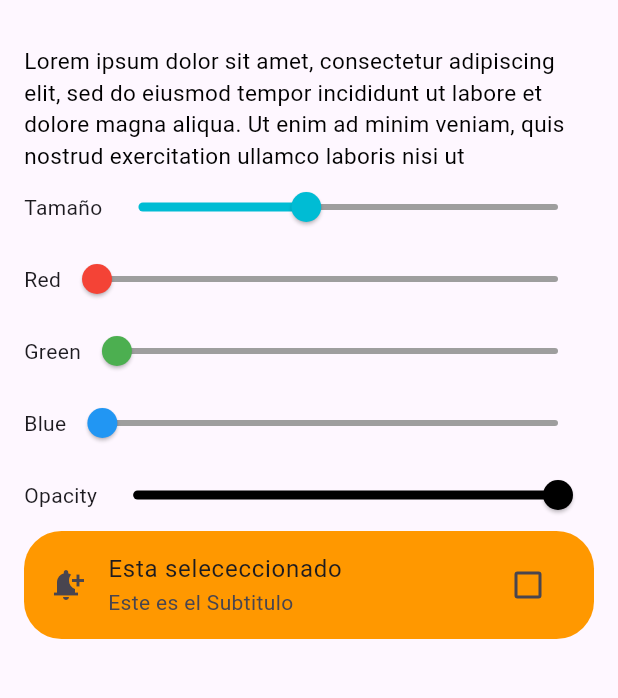
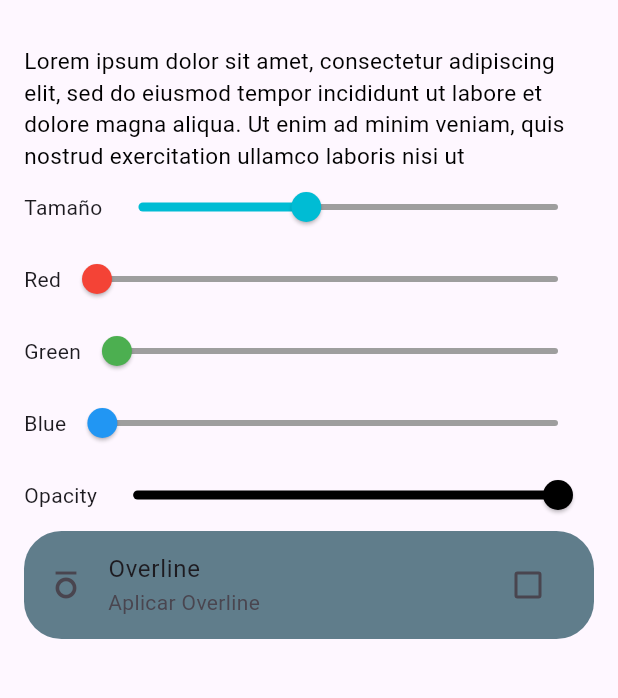
Before and after one commit to fr4nsgallegos/imcappg12, a Flutter app: the screen it shows after launch, on a phone screen of 412 x 824 dp, the part 63-761 px from its top. Run offline on Flutter 3.47's test engine with Material 3 defaults, Android fonts, the phone set to English and light mode, and no system bars.

Commit message:
overline

```diff
--- a/lib/pages/home_page.dart
+++ b/lib/pages/home_page.dart
@@ -10,6 +10,8 @@ class _HomePageState extends State<HomePage> {
   double red = 0, green = 0, blue = 0, opacity = 1.0;
   bool? isChecked = false;
   double fontSize = 15;
+
+  bool isOverline = false;
 
   Widget buildSliderRow(
     double variable,
@@ -68,6 +70,8 @@ class _HomePageState extends State<HomePage> {
                   blue.toInt(),
                   opacity,
                 ),
+                decoration:
+                    isOverline ? TextDecoration.overline : TextDecoration.none,
               ),
             ),
             buildSliderRow(fontSize, "Tamaño", "t", Colors.cyan, (val) {
@@ -90,15 +94,14 @@ class _HomePageState extends State<HomePage> {
               shape: RoundedRectangleBorder(
                 borderRadius: BorderRadius.circular(25),
               ),
-              title: Text("Esta selececcionado "),
-              subtitle: Text("Este es el Subtitulo"),
-              secondary: Icon(Icons.notification_add),
-              enabled: true,
-              checkColor: Colors.red,
-              tileColor: Colors.orange,
-              value: isChecked,
+              title: Text("Overline"),
+              subtitle: Text("Aplicar Overline"),
+              secondary: Icon(Icons.format_overline),
+              checkColor: Colors.blue,
+              tileColor: Colors.blueGrey,
+              value: isOverline,
               onChanged: (bool? mandarina) {
-                isChecked = mandarina;
+                isOverline = mandarina ?? false;
                 // print(isChecked);
                 setState(() {});
               },
```
